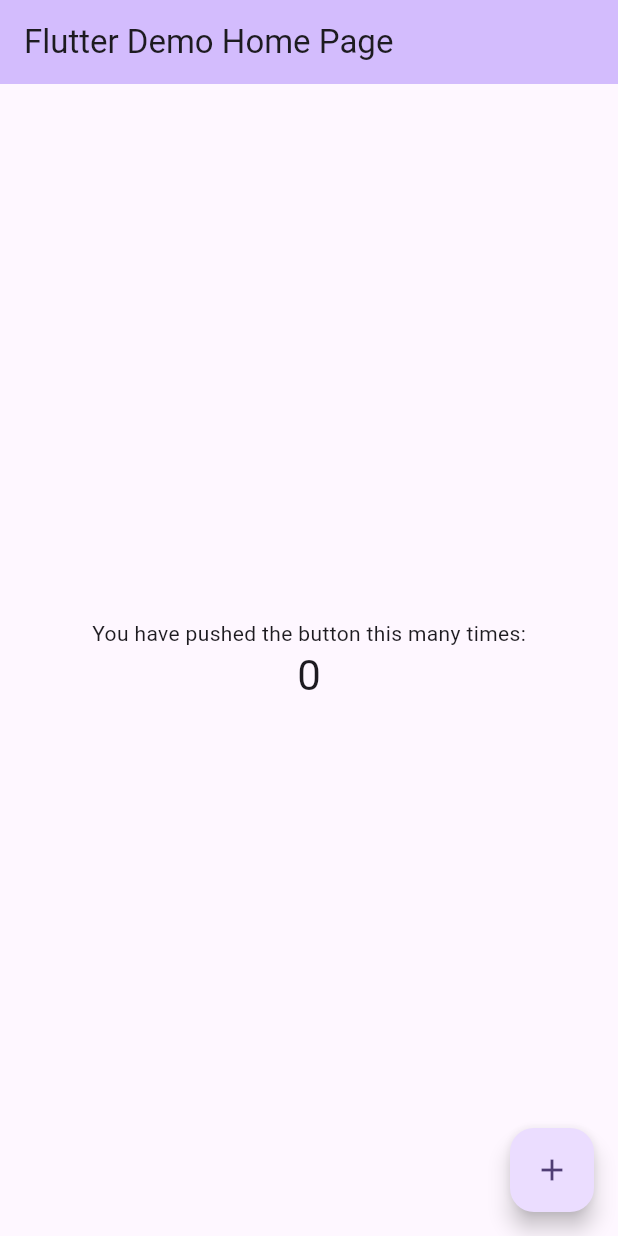
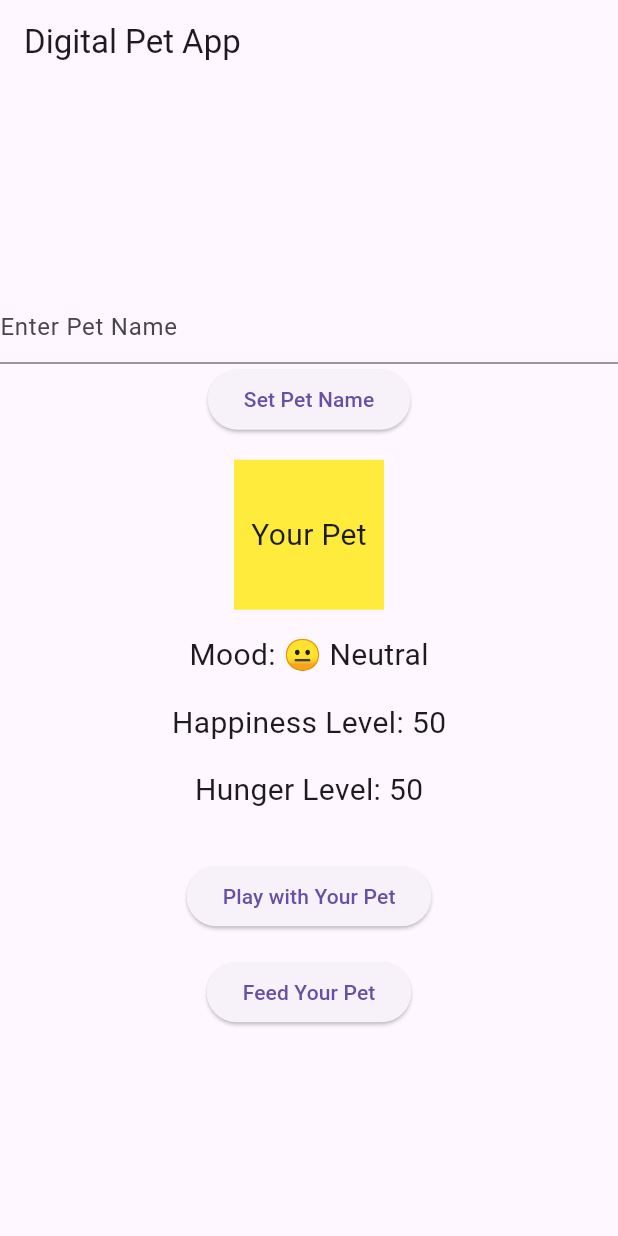
Before and after one commit to safiashaik04/digital_pet_app, a Flutter app: the screen it shows after launch, on a phone screen of 412 x 824 dp. Run offline on Flutter 3.47's test engine with Material 3 defaults, Android fonts, the phone set to English and light mode, and no system bars.

Commit message:
Updated code

```diff
--- a/lib/main.dart
+++ b/lib/main.dart
@@ -1,122 +1,181 @@
+import 'dart:async';
 import 'package:flutter/material.dart';
 
 void main() {
-  runApp(const MyApp());
+  runApp(MaterialApp(home: DigitalPetApp()));
 }
 
-class MyApp extends StatelessWidget {
-  const MyApp({super.key});
+class DigitalPetApp extends StatefulWidget {
+  @override
+  _DigitalPetAppState createState() => _DigitalPetAppState();
+}
 
-  // This widget is the root of your application.
-  @override
-  Widget build(BuildContext context) {
-    return MaterialApp(
-      title: 'Flutter Demo',
-      theme: ThemeData(
-        // This is the theme of your application.
-        //
-        // TRY THIS: Try running your application with "flutter run". You'll see
-        // the application has a purple toolbar. Then, without quitting the app,
-        // try changing the seedColor in the colorScheme below to Colors.green
-        // and then invoke "hot reload" (save your changes or press the "hot
-        // reload" button in a Flutter-supported IDE, or press "r" if you used
-        // the command line to start the app).
-        //
-        // Notice that the counter didn't reset back to zero; the application
-        // state is not lost during the reload. To reset the state, use hot
-        // restart instead.
-        //
-        // This works for code too, not just values: Most code changes can be
-        // tested with just a hot reload.
-        colorScheme: ColorScheme.fromSeed(seedColor: Colors.deepPurple),
-      ),
-      home: const MyHomePage(title: 'Flutter Demo Home Page'),
+class _DigitalPetAppState extends State<DigitalPetApp> {
+  String petName = "Your Pet";
+  int happinessLevel = 50;
+  int hungerLevel = 50;
+  TextEditingController _nameController = TextEditingController();
+
+  // Function to increase happiness and update hunger when playing with the pet
+  void _playWithPet() {
+    setState(() {
+      happinessLevel = (happinessLevel + 10).clamp(0, 100);
+      _updateHunger();
+      _checkWinLossConditions();
+    });
+  }
+
+  // Function to decrease hunger and update happiness when feeding the pet
+  void _feedPet() {
+    setState(() {
+      hungerLevel = (hungerLevel - 10).clamp(0, 100);
+      _updateHappiness();
+      _checkWinLossConditions();
+    });
+  }
+
+  // Update happiness based on hunger level
+  void _updateHappiness() {
+    if (hungerLevel < 30) {
+      happinessLevel = (happinessLevel - 20).clamp(0, 100);
+    } else {
+      happinessLevel = (happinessLevel + 10).clamp(0, 100);
+    }
+  }
+
+  // Increase hunger level slightly when playing with the pet
+  void _updateHunger() {
+    hungerLevel = (hungerLevel + 5).clamp(0, 100);
+  }
+
+  // Get pet color based on happiness level
+  Color _getPetColor() {
+    if (happinessLevel > 70) {
+      return Colors.green;
+    } else if (happinessLevel >= 30) {
+      return Colors.yellow;
+    } else {
+      return Colors.red;
+    }
+  }
+
+  // Get pet mood based on happiness level
+  String _getMood() {
+    if (happinessLevel > 70) {
+      return '😊 Happy';
+    } else if (happinessLevel >= 30) {
+      return '😐 Neutral';
+    } else {
+      return '😞 Unhappy';
+    }
+  }
+
+  // Check win/loss conditions
+  void _checkWinLossConditions() {
+    if (happinessLevel > 80) {
+      Timer(Duration(minutes: 3), () {
+        if (happinessLevel > 80) {
+          _showDialog('You Win!', 'Your pet has been happy for 3 minutes.');
+        }
+      });
+    }
+    if (hungerLevel == 100 && happinessLevel <= 10) {
+      _showDialog('Game Over', 'Your pet is too hungry and unhappy.');
+    }
+  }
+
+  void _showDialog(String title, String message) {
+    showDialog(
+      context: context,
+      builder: (BuildContext context) {
+        return AlertDialog(
+          title: Text(title),
+          content: Text(message),
+          actions: [
+            TextButton(
+              child: Text('OK'),
+              onPressed: () {
+                Navigator.of(context).pop();
+              },
+            ),
+          ],
+        );
+      },
     );
   }
-}
-
-class MyHomePage extends StatefulWidget {
-  const MyHomePage({super.key, required this.title});
-
-  // This widget is the home page of your application. It is stateful, meaning
-  // that it has a State object (defined below) that contains fields that affect
-  // how it looks.
-
-  // This class is the configuration for the state. It holds the values (in this
-  // case the title) provided by the parent (in this case the App widget) and
-  // used by the build method of the State. Fields in a Widget subclass are
-  // always marked "final".
-
-  final String title;
 
   @override
-  State<MyHomePage> createState() => _MyHomePageState();
-}
-
-class _MyHomePageState extends State<MyHomePage> {
-  int _counter = 0;
-
-  void _incrementCounter() {
-    setState(() {
-      // This call to setState tells the Flutter framework that something has
-      // changed in this State, which causes it to rerun the build method below
-      // so that the display can reflect the updated values. If we changed
-      // _counter without calling setState(), then the build method would not be
-      // called again, and so nothing would appear to happen.
-      _counter++;
+  void initState() {
+    super.initState();
+    Timer.periodic(Duration(seconds: 30), (Timer timer) {
+      setState(() {
+        hungerLevel = (hungerLevel + 5).clamp(0, 100);
+        _checkWinLossConditions();
+      });
     });
   }
 
   @override
   Widget build(BuildContext context) {
-    // This method is rerun every time setState is called, for instance as done
-    // by the _incrementCounter method above.
-    //
-    // The Flutter framework has been optimized to make rerunning build methods
-    // fast, so that you can just rebuild anything that needs updating rather
-    // than having to individually change instances of widgets.
     return Scaffold(
       appBar: AppBar(
-        // TRY THIS: Try changing the color here to a specific color (to
-        // Colors.amber, perhaps?) and trigger a hot reload to see the AppBar
-        // change color while the other colors stay the same.
-        backgroundColor: Theme.of(context).colorScheme.inversePrimary,
-        // Here we take the value from the MyHomePage object that was created by
-        // the App.build method, and use it to set our appbar title.
-        title: Text(widget.title),
+        title: Text('Digital Pet App'),
       ),
       body: Center(
-        // Center is a layout widget. It takes a single child and positions it
-        // in the middle of the parent.
         child: Column(
-          // Column is also a layout widget. It takes a list of children and
-          // arranges them vertically. By default, it sizes itself to fit its
-          // children horizontally, and tries to be as tall as its parent.
-          //
-          // Column has various properties to control how it sizes itself and
-          // how it positions its children. Here we use mainAxisAlignment to
-          // center the children vertically; the main axis here is the vertical
-          // axis because Columns are vertical (the cross axis would be
-          // horizontal).
-          //
-          // TRY THIS: Invoke "debug painting" (choose the "Toggle Debug Paint"
-          // action in the IDE, or press "p" in the console), to see the
-          // wireframe for each widget.
           mainAxisAlignment: MainAxisAlignment.center,
           children: <Widget>[
-            const Text('You have pushed the button this many times:'),
+            // Name Input
+            TextField(
+              controller: _nameController,
+              decoration: InputDecoration(hintText: 'Enter Pet Name'),
+            ),
+            ElevatedButton(
+              onPressed: () {
+                setState(() {
+                  petName = _nameController.text;
+                });
+              },
+              child: Text('Set Pet Name'),
+            ),
+            SizedBox(height: 16.0),
+            // Pet container with dynamic color
+            Container(
+              width: 100,
+              height: 100,
+              color: _getPetColor(),
+              child: Center(
+                  child: Text('$petName', style: TextStyle(fontSize: 20))),
+            ),
+            SizedBox(height: 16.0),
+            // Display mood
             Text(
-              '$_counter',
-              style: Theme.of(context).textTheme.headlineMedium,
+              'Mood: ${_getMood()}',
+              style: TextStyle(fontSize: 20.0),
+            ),
+            SizedBox(height: 16.0),
+            Text(
+              'Happiness Level: $happinessLevel',
+              style: TextStyle(fontSize: 20.0),
+            ),
+            SizedBox(height: 16.0),
+            Text(
+              'Hunger Level: $hungerLevel',
+              style: TextStyle(fontSize: 20.0),
+            ),
+            SizedBox(height: 32.0),
+            ElevatedButton(
+              onPressed: _playWithPet,
+              child: Text('Play with Your Pet'),
+            ),
+            SizedBox(height: 16.0),
+            ElevatedButton(
+              onPressed: _feedPet,
+              child: Text('Feed Your Pet'),
             ),
           ],
         ),
       ),
-      floatingActionButton: FloatingActionButton(
-        onPressed: _incrementCounter,
-        tooltip: 'Increment',
-        child: const Icon(Icons.add),
-      ), // This trailing comma makes auto-formatting nicer for build methods.
     );
   }
 }
```
